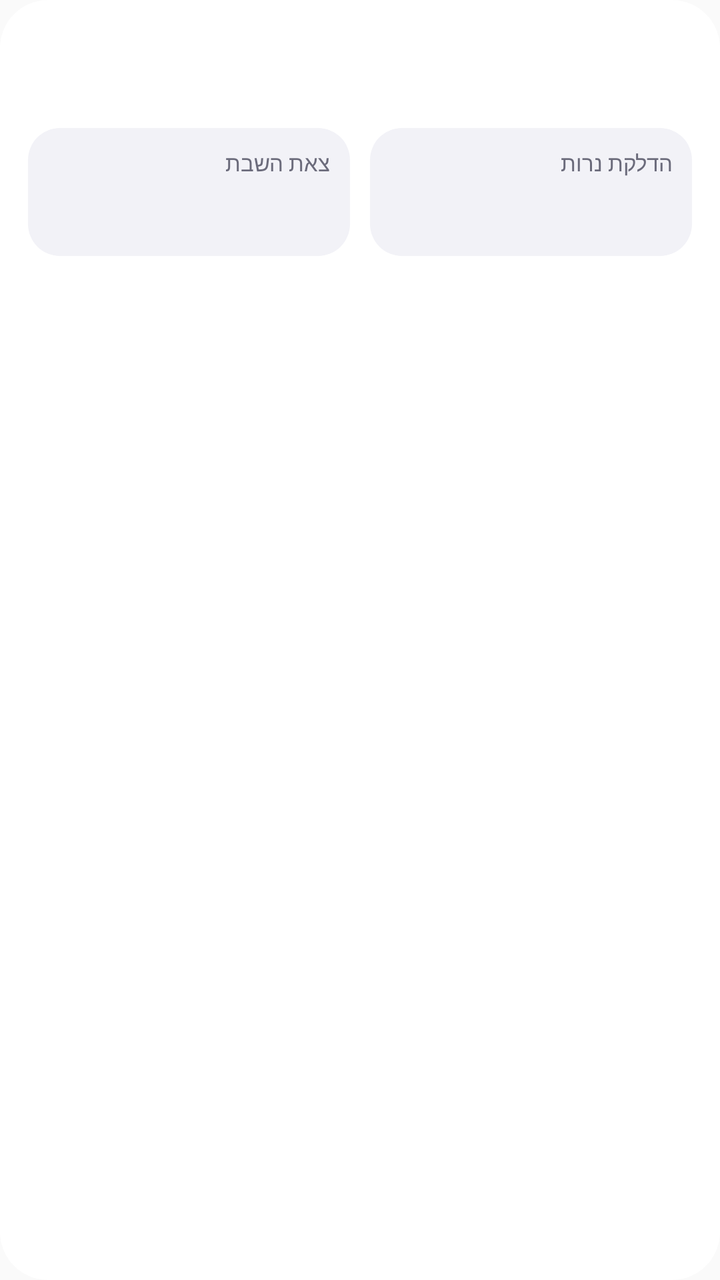
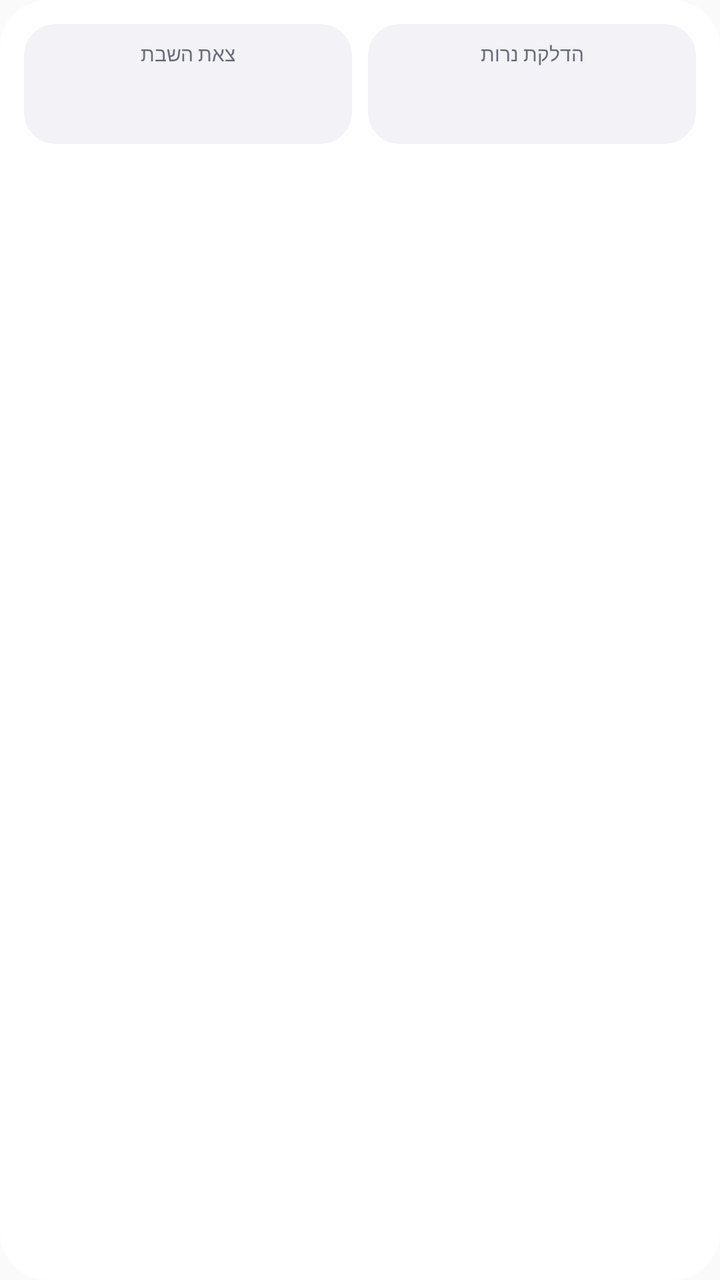

Before-and-after screenshots of an Android layout around one commit, followed by the original layout XML and the change that was made.
<!-- AndroidManifest.xml: application theme AppTheme -->
<!-- res/layout/widget_shabbat.xml -->
<?xml version="1.0" encoding="utf-8"?>
<LinearLayout xmlns:android="http://schemas.android.com/apk/res/android"
    android:id="@+id/sh_root"
    android:layout_width="match_parent"
    android:layout_height="match_parent"
    android:orientation="vertical"
    android:background="@drawable/widget_bg"
    android:layoutDirection="rtl"
    android:padding="14dp">

    <TextView
        android:id="@+id/sh_title"
        android:layout_width="match_parent"
        android:layout_height="wrap_content"
        android:textColor="@color/widget_ink"
        android:textSize="17sp"
        android:textStyle="bold"
        android:maxLines="1"
        android:ellipsize="end" />

    <TextView
        android:id="@+id/sh_day"
        android:layout_width="match_parent"
        android:layout_height="wrap_content"
        android:paddingTop="1dp"
        android:textColor="@color/widget_muted"
        android:textSize="12sp"
        android:maxLines="1"
        android:ellipsize="end" />

    <LinearLayout
        android:layout_width="match_parent"
        android:layout_height="wrap_content"
        android:orientation="horizontal"
        android:paddingTop="10dp">

        <LinearLayout
            android:layout_width="0dp"
            android:layout_height="wrap_content"
            android:layout_weight="1"
            android:layout_marginEnd="5dp"
            android:orientation="vertical"
            android:background="@drawable/widget_field_bg"
            android:padding="10dp">

            <TextView
                android:layout_width="wrap_content"
                android:layout_height="wrap_content"
                android:text="@string/widget_candles"
                android:textColor="@color/widget_muted"
                android:textSize="11sp" />

            <TextView
                android:id="@+id/sh_candles"
                android:layout_width="wrap_content"
                android:layout_height="wrap_content"
                android:paddingTop="2dp"
                android:textColor="@color/widget_ink"
                android:textSize="20sp"
                android:textStyle="bold" />
        </LinearLayout>

        <LinearLayout
            android:layout_width="0dp"
            android:layout_height="wrap_content"
            android:layout_weight="1"
            android:layout_marginStart="5dp"
            android:orientation="vertical"
            android:background="@drawable/widget_field_bg"
            android:padding="10dp">

            <TextView
                android:layout_width="wrap_content"
                android:layout_height="wrap_content"
                android:text="@string/widget_havdalah"
                android:textColor="@color/widget_muted"
                android:textSize="11sp" />

            <TextView
                android:id="@+id/sh_havdalah"
                android:layout_width="wrap_content"
                android:layout_height="wrap_content"
                android:paddingTop="2dp"
                android:textColor="@color/widget_ink"
                android:textSize="20sp"
                android:textStyle="bold" />
        </LinearLayout>
    </LinearLayout>

    <TextView
        android:id="@+id/sh_city"
        android:layout_width="match_parent"
        android:layout_height="wrap_content"
        android:paddingTop="5dp"
        android:textColor="@color/widget_faint"
        android:textSize="10sp"
        android:maxLines="1" />

    <LinearLayout
        android:id="@+id/sh_more"
        android:layout_width="match_parent"
        android:layout_height="wrap_content"
        android:orientation="vertical"
        android:paddingTop="6dp" />
</LinearLayout>
<!-- resources referenced by this layout -->
<resources>
  <color name="widget_faint">#FFA3A3B2</color>
  <color name="widget_ink">#FF15151F</color>
  <color name="widget_muted">#FF6B6B7B</color>
  <!-- drawable widget_bg (drawable) -->
  <?xml version="1.0" encoding="utf-8"?>
  <shape xmlns:android="http://schemas.android.com/apk/res/android" android:shape="rectangle">
      <solid android:color="@color/widget_bg" />
      <corners android:radius="24dp" />
  </shape>
  <!-- drawable widget_field_bg (drawable) -->
  <?xml version="1.0" encoding="utf-8"?>
  <shape xmlns:android="http://schemas.android.com/apk/res/android" android:shape="rectangle">
      <solid android:color="@color/widget_well" />
      <corners android:radius="16dp" />
  </shape>
  <string name="widget_candles">הדלקת נרות</string>
  <string name="widget_havdalah">צאת השבת</string>
  <style name="AppTheme" parent="Theme.AppCompat.Light.DarkActionBar">
          
          <item name="colorPrimary">@color/colorPrimary</item>
          <item name="colorPrimaryDark">@color/colorPrimaryDark</item>
          <item name="colorAccent">@color/colorAccent</item>
      </style>
  <color name="widget_bg">#FFFFFFFF</color>
  <color name="widget_well">#FFF2F2F7</color>
</resources>

<!-- the commit's change to res/layout/widget_shabbat.xml (unified diff, before → after) -->
@@ -6,20 +6,91 @@
     android:orientation="vertical"
     android:background="@drawable/widget_bg"
     android:layoutDirection="rtl"
-    android:padding="14dp">
+    android:padding="12dp">
+
+    <LinearLayout
+        android:layout_width="match_parent"
+        android:layout_height="wrap_content"
+        android:orientation="horizontal">
+
+        <LinearLayout
+            android:layout_width="0dp"
+            android:layout_height="wrap_content"
+            android:layout_weight="1"
+            android:layout_marginEnd="4dp"
+            android:orientation="vertical"
+            android:gravity="center_horizontal"
+            android:background="@drawable/widget_field_bg"
+            android:paddingTop="8dp"
+            android:paddingBottom="8dp"
+            android:paddingStart="6dp"
+            android:paddingEnd="6dp">
+
+            <TextView
+                android:layout_width="wrap_content"
+                android:layout_height="wrap_content"
+                android:text="@string/widget_candles"
+                android:textColor="@color/widget_muted"
+                android:textSize="10sp"
+                android:maxLines="1" />
+
+            <TextView
+                android:id="@+id/sh_candles"
+                android:layout_width="wrap_content"
+                android:layout_height="wrap_content"
+                android:paddingTop="1dp"
+                android:textColor="@color/widget_ink"
+                android:textSize="22sp"
+                android:textStyle="bold"
+                android:maxLines="1" />
+        </LinearLayout>
+
+        <LinearLayout
+            android:layout_width="0dp"
+            android:layout_height="wrap_content"
+            android:layout_weight="1"
+            android:layout_marginStart="4dp"
+            android:orientation="vertical"
+            android:gravity="center_horizontal"
+            android:background="@drawable/widget_field_bg"
+            android:paddingTop="8dp"
+            android:paddingBottom="8dp"
+            android:paddingStart="6dp"
+            android:paddingEnd="6dp">
+
+            <TextView
+                android:layout_width="wrap_content"
+                android:layout_height="wrap_content"
+                android:text="@string/widget_havdalah"
+                android:textColor="@color/widget_muted"
+                android:textSize="10sp"
+                android:maxLines="1" />
+
+            <TextView
+                android:id="@+id/sh_havdalah"
+                android:layout_width="wrap_content"
+                android:layout_height="wrap_content"
+                android:paddingTop="1dp"
+                android:textColor="@color/widget_ink"
+                android:textSize="22sp"
+                android:textStyle="bold"
+                android:maxLines="1" />
+        </LinearLayout>
+    </LinearLayout>
 
     <TextView
-        android:id="@+id/sh_title"
+        android:id="@+id/sh_day"
         android:layout_width="match_parent"
         android:layout_height="wrap_content"
+        android:paddingTop="7dp"
         android:textColor="@color/widget_ink"
-        android:textSize="17sp"
+        android:textSize="12sp"
         android:textStyle="bold"
         android:maxLines="1"
         android:ellipsize="end" />
 
     <TextView
-        android:id="@+id/sh_day"
+        android:id="@+id/sh_title"
         android:layout_width="match_parent"
         android:layout_height="wrap_content"
         android:paddingTop="1dp"
@@ -28,70 +99,11 @@
         android:maxLines="1"
         android:ellipsize="end" />
 
-    <LinearLayout
-        android:layout_width="match_parent"
-        android:layout_height="wrap_content"
-        android:orientation="horizontal"
-        android:paddingTop="10dp">
-
-        <LinearLayout
-            android:layout_width="0dp"
-            android:layout_height="wrap_content"
-            android:layout_weight="1"
-            android:layout_marginEnd="5dp"
-            android:orientation="vertical"
-            android:background="@drawable/widget_field_bg"
-            android:padding="10dp">
-
-            <TextView
-                android:layout_width="wrap_content"
-                android:layout_height="wrap_content"
-                android:text="@string/widget_candles"
-                android:textColor="@color/widget_muted"
-                android:textSize="11sp" />
-
-            <TextView
-                android:id="@+id/sh_candles"
-                android:layout_width="wrap_content"
-                android:layout_height="wrap_content"
-                android:paddingTop="2dp"
-                android:textColor="@color/widget_ink"
-                android:textSize="20sp"
-                android:textStyle="bold" />
-        </LinearLayout>
-
-        <LinearLayout
-            android:layout_width="0dp"
-            android:layout_height="wrap_content"
-            android:layout_weight="1"
-            android:layout_marginStart="5dp"
-            android:orientation="vertical"
-            android:background="@drawable/widget_field_bg"
-            android:padding="10dp">
-
-            <TextView
-                android:layout_width="wrap_content"
-                android:layout_height="wrap_content"
-                android:text="@string/widget_havdalah"
-                android:textColor="@color/widget_muted"
-                android:textSize="11sp" />
-
-            <TextView
-                android:id="@+id/sh_havdalah"
-                android:layout_width="wrap_content"
-                android:layout_height="wrap_content"
-                android:paddingTop="2dp"
-                android:textColor="@color/widget_ink"
-                android:textSize="20sp"
-                android:textStyle="bold" />
-        </LinearLayout>
-    </LinearLayout>
-
     <TextView
         android:id="@+id/sh_city"
         android:layout_width="match_parent"
         android:layout_height="wrap_content"
-        android:paddingTop="5dp"
+        android:paddingTop="3dp"
         android:textColor="@color/widget_faint"
         android:textSize="10sp"
         android:maxLines="1" />
